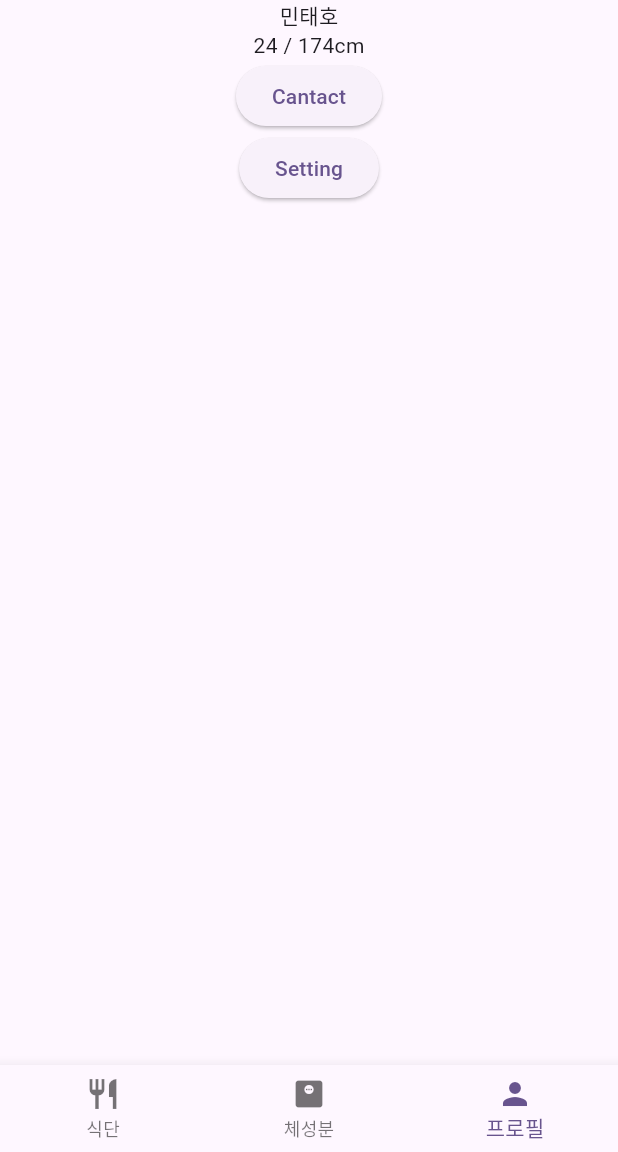
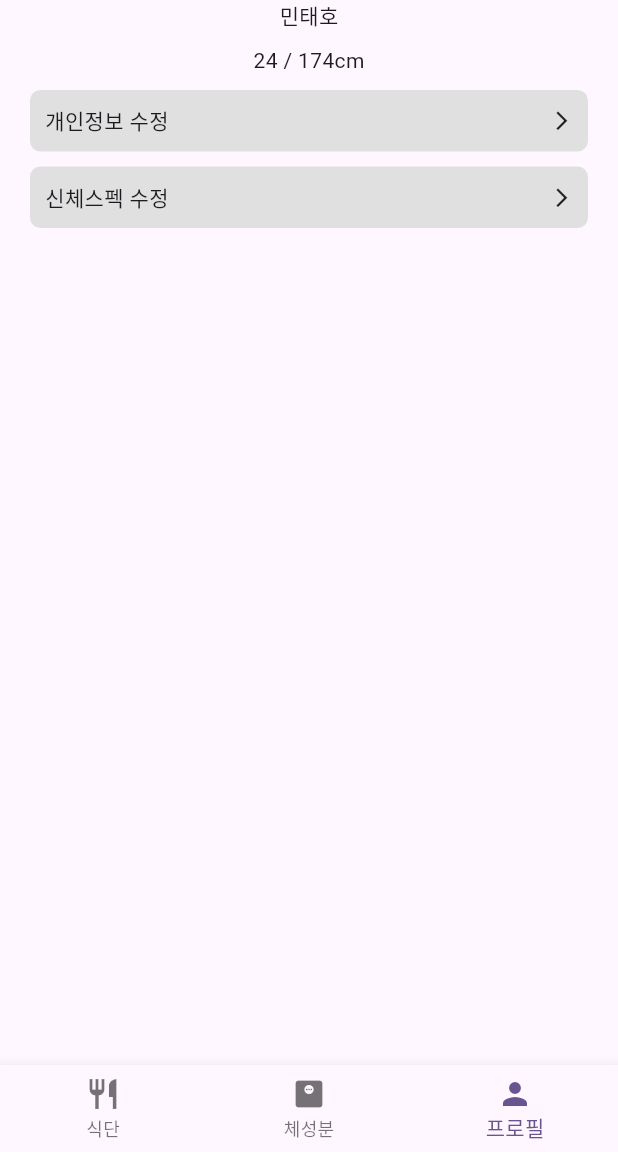
Before and after one commit to mintaeh0/capstone, a Flutter app: the screen it shows after launch, item 3 of the bottom bar chosen, on a phone screen of 412 x 824 dp, the part 84-1236 px from its top. Run offline on Flutter 3.47's test engine with Material 3 defaults, Android fonts, the phone set to English and light mode, and no system bars; our stand-ins replace fl_chart.

Commit message:
설정 버튼 구현, GetsureDetector 구현 시 자동 breakpoint, exception, pause현상 해결 필요

```diff
--- a/project1/lib/main.dart
+++ b/project1/lib/main.dart
@@ -100,19 +100,13 @@ class DietPage extends StatelessWidget {
               DataRow(cells: [DataCell(Text("칼로리")), DataCell(Text("2000"))]),
             ]),
             Container(
-                child: const SingleChildScrollView(
-              scrollDirection: Axis.horizontal,
               child: Row(children: [
-                Text(" 식사1 "),
-                Text(" 식사1 "),
-                Text(" 식사1 "),
-                Text(" 식사1 "),
-                Text(" 식사1 "),
-                Text(" 식사1 "),
-                Text(" 식사1 "),
-                Text(" 식사1 "),
+                Text(" 아침 "),
+                Text(" 점심 "),
+                Text(" 저녁 "),
+                Text(" 간식 "),
               ]),
-            )),
+            ),
             Container(
               child: const SingleChildScrollView(
                   scrollDirection: Axis.vertical,
@@ -176,7 +170,7 @@ class DietPage extends StatelessWidget {
                       return Container(
                         height: 500,
                         margin:
-                            EdgeInsets.symmetric(horizontal: 5, vertical: 20),
+                            EdgeInsets.symmetric(horizontal: 20, vertical: 20),
                         child: const Column(children: [
                           TextField(
                             decoration: InputDecoration(
@@ -296,7 +290,8 @@ class BMIPage extends StatelessWidget {
                   builder: (context) {
                     return Container(
                       height: 500,
-                      margin: EdgeInsets.symmetric(horizontal: 5, vertical: 20),
+                      margin:
+                          EdgeInsets.symmetric(horizontal: 20, vertical: 20),
                       child: const Column(children: [
                         TextField(
                           decoration: InputDecoration(
@@ -327,18 +322,49 @@ class ProfilePage extends StatelessWidget {
   Widget build(BuildContext context) {
     return Column(children: [
       Text("민태호"),
-      Row(
+      Container(
+          margin: EdgeInsets.all(10),
+          child: Row(
             mainAxisAlignment: MainAxisAlignment.center,
             children: [
               Text("24"),
               Text(" / "),
               Text("174cm"),
             ],
+          )),
+      GestureDetector(
+        onTap: () {
+          print("clicked");
+        },
+        child: Container(
+          decoration: BoxDecoration(
+              borderRadius: BorderRadius.circular(7), color: Colors.grey[300]),
+          margin: EdgeInsets.only(left: 20, right: 20, bottom: 10),
+          padding: EdgeInsets.all(10),
+          child:
+              Row(mainAxisAlignment: MainAxisAlignment.spaceBetween, children: [
+            Text("개인정보 수정"),
+            Icon(Icons.arrow_forward_ios, size: 15),
+          ]),
         ),
-      Column(children: [
-        ElevatedButton(onPressed: () {}, child: Text("Cantact")),
-        ElevatedButton(onPressed: () {}, child: Text("Setting")),
-      ])
+      ),
+      GestureDetector(
+          onTap: () {
+            print("clicked2");
+          },
+          child: Container(
+            decoration: BoxDecoration(
+                borderRadius: BorderRadius.circular(7),
+                color: Colors.grey[300]),
+            margin: EdgeInsets.only(left: 20, right: 20, bottom: 10),
+            padding: EdgeInsets.all(10),
+            child: Row(
+                mainAxisAlignment: MainAxisAlignment.spaceBetween,
+                children: [
+                  Text("신체스펙 수정"),
+                  Icon(Icons.arrow_forward_ios, size: 15),
+                ]),
+          ))
     ]);
   }
 }
```
Lines whose indentation alone changed are shown as unchanged.
